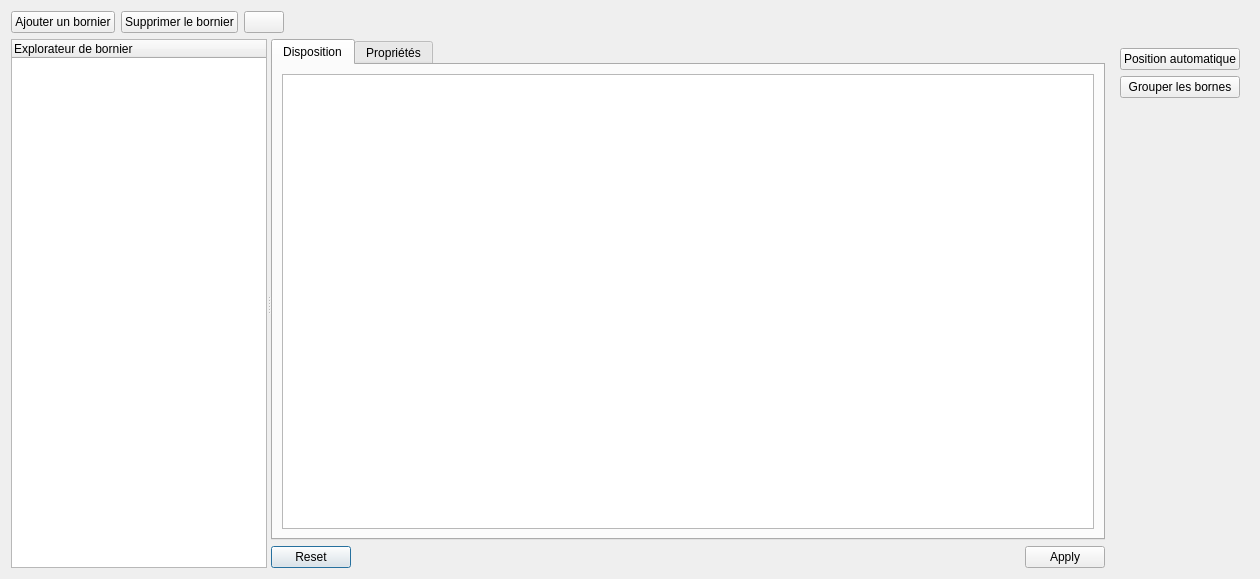
The window that sources/TerminalStrip/ui/terminalstripeditor.ui (qelectrotech/qelectrotech-source-mirror) describes before a commit, drawn with Qt 5.
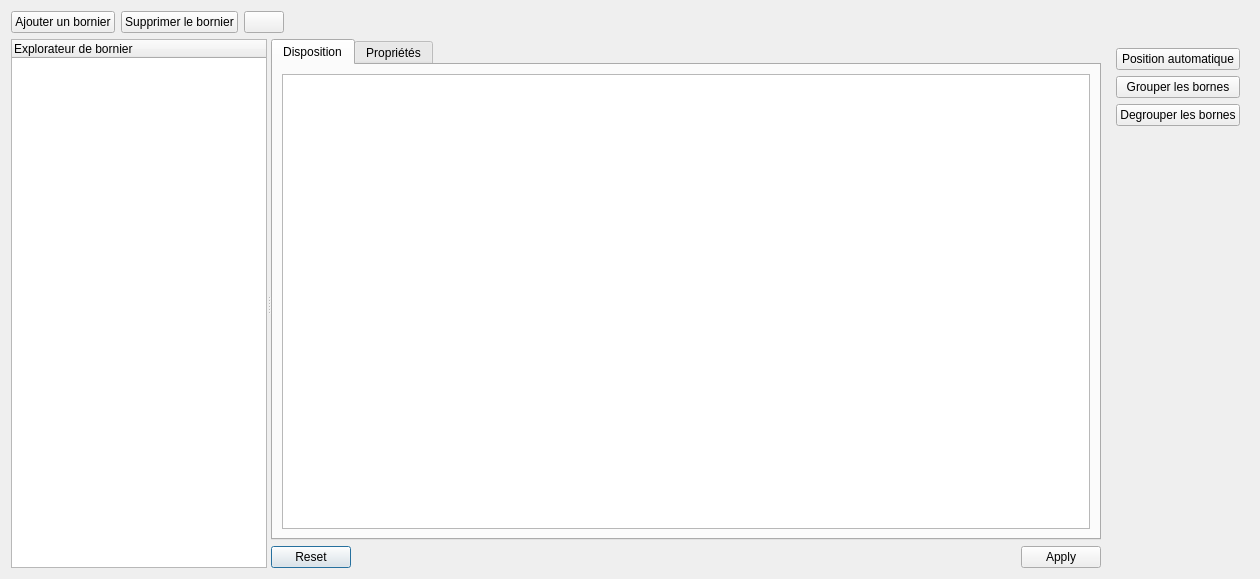
The same window after the commit. Icons and pictures are not drawn. Custom widgets are drawn as their Qt base class.

Diff of the .ui file:
```diff
--- a/sources/TerminalStrip/ui/terminalstripeditor.ui
+++ b/sources/TerminalStrip/ui/terminalstripeditor.ui
@@ -178,7 +178,7 @@
    <item row="1" column="1">
     <widget class="QWidget" name="widget" native="true">
      <layout class="QGridLayout" name="gridLayout_3">
-      <item row="2" column="0">
+      <item row="3" column="0">
        <spacer name="verticalSpacer">
         <property name="orientation">
          <enum>Qt::Vertical</enum>
@@ -205,6 +205,13 @@
         </property>
        </widget>
       </item>
+      <item row="2" column="0">
+       <widget class="QPushButton" name="m_ungroup_pb">
+        <property name="text">
+         <string>Degrouper les bornes</string>
+        </property>
+       </widget>
+      </item>
      </layout>
     </widget>
    </item>
```
